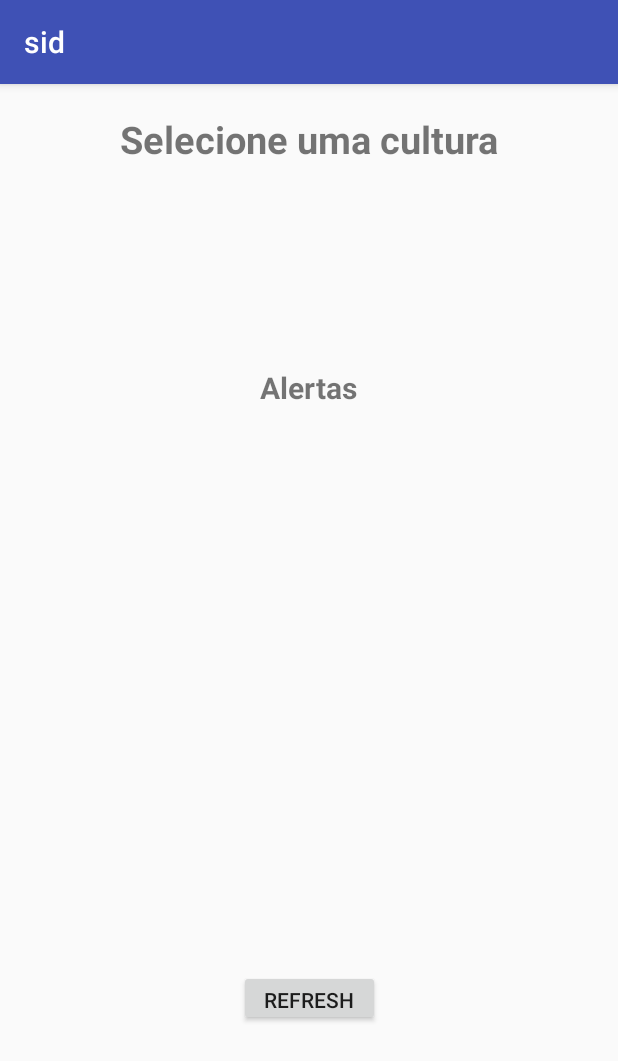
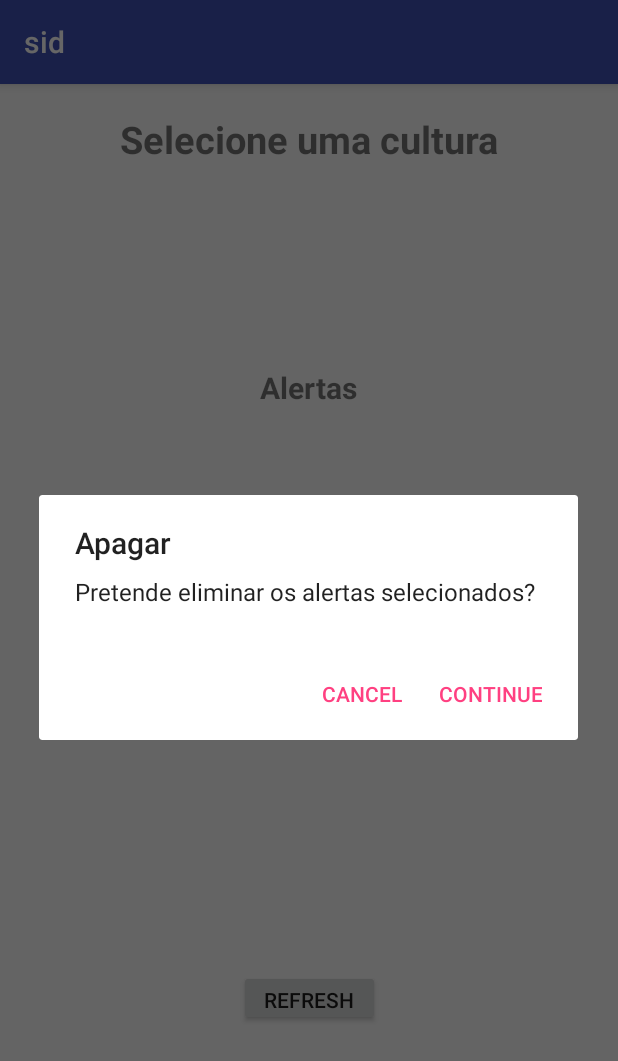
Before and after one commit to bjngs-iscteiul/android, an Android app: the AlertasActivity screen opened directly, with no data from a screen before it, after a tap on "REFRESH", on a phone screen of 412 x 824 dp. Shown: the top 1061 px of the screen. Run offline under Robolectric (Android 15) with nearby library versions, the phone set to English and light mode, and no system bars.

Commit message:
confirm refresh dialog

```diff
--- a/app/src/main/java/inducesmile/com/sid/App/AlertasActivity.java
+++ b/app/src/main/java/inducesmile/com/sid/App/AlertasActivity.java
@@ -100,6 +100,15 @@ private int dpAsPixels(int dp){
 }
 
     public void refreshAlerts(View v){
+
+        // setup the alert builder
+        AlertDialog.Builder builder = new AlertDialog.Builder(this);
+        builder.setTitle("Apagar");
+        builder.setMessage("Pretende eliminar os alertas selecionados?");
+
+        // add the buttons
+        builder.setPositiveButton("Continue", new DialogInterface.OnClickListener() {
+            public void onClick(DialogInterface dialog, int id) {
                 TableLayout table = findViewById(R.id.tableAlertas);
                 int count = table.getChildCount();
                 for (int i = 1; i < count; i++) {
@@ -111,6 +120,13 @@ private int dpAsPixels(int dp){
                 Cursor alertasCursor= getAlertasCursor(idCultura+"");
                 listAlertas(alertasCursor);
             }
+        });
+        builder.setNegativeButton("Cancel", null);
+
+        // create and show the alert dialog
+        AlertDialog dialog = builder.create();
+        dialog.show();
+    }
 
 
 }
--- a/app/src/main/java/inducesmile/com/sid/DataBase/DataBaseConfig.java
+++ b/app/src/main/java/inducesmile/com/sid/DataBase/DataBaseConfig.java
@@ -22,14 +22,10 @@ public class DataBaseConfig {
     public static class Alertas implements BaseColumns{
         public static final String TABLE_NAME="Alertas";
         public static final String COLUMN_NAME_IDALERTA="IDAlerta";
-        //    public static final String COLUMN_NAME_DATAMEDICAO="DataMedicao";
-        //    public static final String COLUMN_NAME_VALORMEDICAO="ValorMedicao";
-        //    public static final String COLUMN_NAME_HORAMEDICAO="HoraMedicao";
-        //    public static final String COLUMN_NAME_NOMEVARIAVEL="NomeVariavel";
-        //    public static final String COLUMN_NAME_ALERTAS="Alertas";
         public static final String COLUMN_NAME_TEXTO="texto";
         public static final String COLUMN_NAME_MIGRADO="migrado";
         public static final String COLUMN_NAME_IDCULTURA="IDCultura";
+        public static final String COLUMN_NAME_VISTO="visto";
     }
 
     public static class Cultura implements BaseColumns{
@@ -59,13 +55,8 @@ public class DataBaseConfig {
                     " (" + Alertas.COLUMN_NAME_IDALERTA + " INTEGER PRIMARY KEY," +
                     Alertas.COLUMN_NAME_IDCULTURA+ " INTEGER, " +
                     Alertas.COLUMN_NAME_MIGRADO+ " INTEGER, " +
-                    Alertas.COLUMN_NAME_TEXTO + " TEXT)";
-    //        Alertas.COLUMN_NAME_DATAMEDICAO + " TIME," +
-    //        Alertas.COLUMN_NAME_VALORMEDICAO + " INTEGER," +
-    //        Alertas.COLUMN_NAME_HORAMEDICAO + " TIME," +
-    //        Alertas.COLUMN_NAME_NOMEVARIAVEL + " TEXT, "+
-    //        Alertas.COLUMN_NAME_ALERTAS + " TEXT )";
-
+                    Alertas.COLUMN_NAME_TEXTO + " TEXT, " +
+                    Alertas.COLUMN_NAME_VISTO + " INTEGER)";
 
     protected static final String SQL_CREATE_CULTURA=
             "CREATE TABLE " + Cultura.TABLE_NAME +
```
Also changed, not shown: app/src/main/java/inducesmile/com/sid/App/MainActivity.java (+2 -5 lines), app/src/main/java/inducesmile/com/sid/DataBase/DataBaseHandler.java (+2 -6 lines), app/src/main/java/inducesmile/com/sid/DataBase/DataBaseReader.java (+6 -6 lines). Lines whose indentation alone changed are shown as unchanged.
